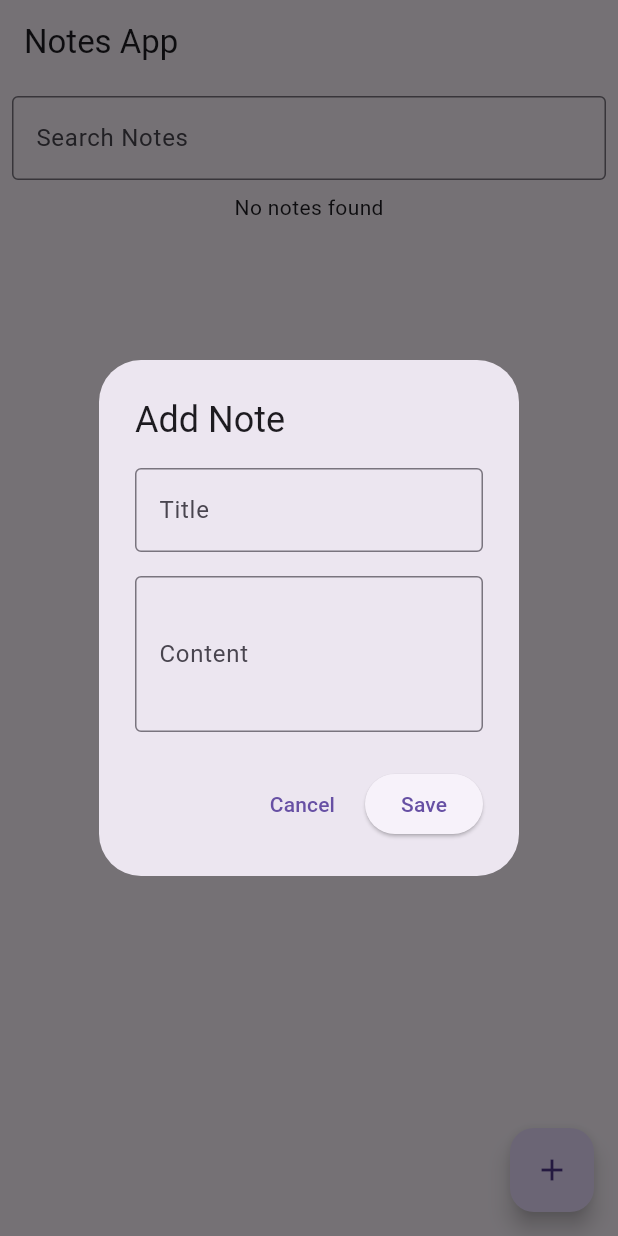
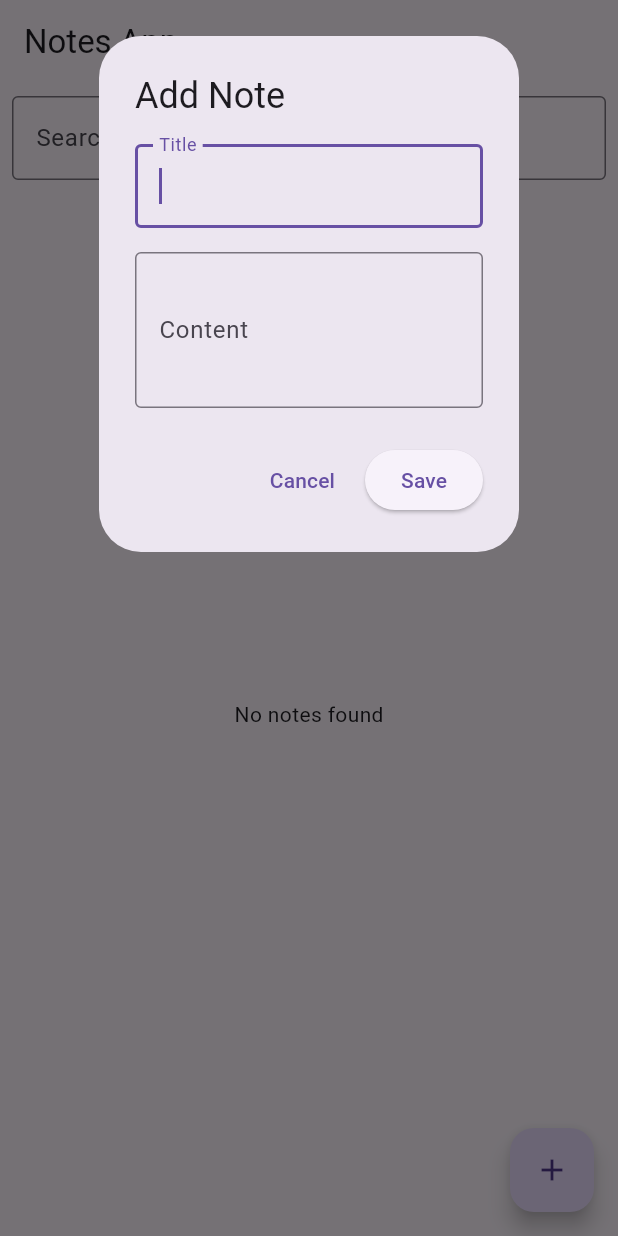
Before and after one commit to dhgcat010397/dhgc_notes_app, a Flutter app: the screen it shows after launch, after a tap on the "add" icon, on a phone screen of 412 x 824 dp. Run offline on Flutter 3.47's test engine with Material 3 defaults, Android fonts, the phone set to English and light mode, and no system bars; our stand-ins replace equatable, flutter_bloc, freezed_annotation, get_it, sqflite; accounts and stored records are empty; generated files the repository leaves out were written again.

Commit message:
customize input string when using textfield

```diff
--- /dev/null
+++ b/lib/src/core/helpers/string_helper.dart
@@ -0,0 +1,3 @@
+String cleanedQuery(String query) {
+  return query.trim().replaceAll(RegExp(r'\s+'), ' ');
+}
--- a/lib/src/features/home/presentation/views/add_or_update_note_popup.dart
+++ b/lib/src/features/home/presentation/views/add_or_update_note_popup.dart
@@ -1,4 +1,6 @@
+import 'package:dhgc_notes_app/src/core/utils/formatters/auto_capitalize_formatter.dart';
 import 'package:flutter/material.dart';
+import 'package:flutter/services.dart';
 
 class AddOrUpdateNotePopup extends StatefulWidget {
   const AddOrUpdateNotePopup({
@@ -34,6 +36,8 @@
       _titleController.text = widget.title ?? "";
       _contentController.text = widget.content ?? "";
     }
+
+    _titleFocusNode.requestFocus();
   }
 
   @override
@@ -48,7 +52,11 @@
 
   @override
   Widget build(BuildContext context) {
-    return AlertDialog(
+    return GestureDetector(
+      behavior: HitTestBehavior.opaque,
+      onTap: () => FocusScope.of(context).unfocus(),
+      child: SingleChildScrollView(
+        child: AlertDialog(
           title:
               widget.isUpdateMode
                   ? const Text('Update Note')
@@ -61,6 +69,13 @@
                 TextField(
                   controller: _titleController,
                   focusNode: _titleFocusNode,
+                  textCapitalization: TextCapitalization.sentences,
+                  inputFormatters: [
+                    AutoCapitalizeFormatter(),
+                    FilteringTextInputFormatter.deny(
+                      RegExp(r'\s\.'),
+                    ), // Prevents trailing spaces and dots
+                  ],
                   decoration: const InputDecoration(
                     labelText: 'Title',
                     border: OutlineInputBorder(),
@@ -102,6 +117,8 @@
               child: const Text('Save'),
             ),
           ],
+        ),
+      ),
     );
   }
 }
--- a/lib/src/features/home/presentation/views/home_page.dart
+++ b/lib/src/features/home/presentation/views/home_page.dart
@@ -1,9 +1,12 @@
+import 'package:flutter/material.dart';
+import 'package:flutter_bloc/flutter_bloc.dart';
+
 // import 'package:dhgc_notes_app/src/core/routes/app_routes.dart';
+import 'package:dhgc_notes_app/src/core/helpers/string_helper.dart' show cleanedQuery;
 import 'package:dhgc_notes_app/src/features/home/domain/entities/note_entity.dart';
 import 'package:dhgc_notes_app/src/features/home/presentation/bloc/note_bloc.dart';
 import 'package:dhgc_notes_app/src/features/home/presentation/views/add_or_update_note_popup.dart';
-import 'package:flutter/material.dart';
-import 'package:flutter_bloc/flutter_bloc.dart';
+import 'package:dhgc_notes_app/src/features/home/presentation/widgets/search_bar.dart';
 
 class HomePage extends StatefulWidget {
   const HomePage({super.key});
@@ -13,13 +16,21 @@
 }
 
 class _HomePageState extends State<HomePage> {
-  late String _searchQuery;
+  late ScrollController _scrollController;
+  String _searchQuery = "";
 
   @override
   void initState() {
     super.initState();
 
-    _searchQuery = "";
+    _scrollController = ScrollController();
+  }
+
+  @override
+  void dispose() {
+    _scrollController.dispose();
+
+    super.dispose();
   }
 
   @override
@@ -32,27 +43,28 @@
         },
         child: const Icon(Icons.add),
       ),
-      body: RefreshIndicator(
-        onRefresh: _onRefresh,
-        child: SingleChildScrollView(
-          child: Column(
+      body: Column(
         children: [
           // Search bar
           Padding(
             padding: const EdgeInsets.all(8.0),
-                child: TextField(
-                  decoration: InputDecoration(
-                    labelText: 'Search Notes',
-                    border: OutlineInputBorder(),
-                  ),
-                  onChanged: (value) {
-                    // Handle search logic
+            child: NoteAppSearchBar(
+              onSearch: (query) {
+                _searchQuery = cleanedQuery(query);
+                debugPrint('Search query: "$_searchQuery"');
+
+                context.read<NoteBloc>().add(
+                  NoteEvent.filterNotesByTitle(_searchQuery),
+                );
               },
             ),
           ),
 
           // Notes list
-              BlocBuilder<NoteBloc, NoteState>(
+          Expanded(
+            child: RefreshIndicator(
+              onRefresh: _onRefresh,
+              child: BlocBuilder<NoteBloc, NoteState>(
                 buildWhen: (previous, current) => previous != current,
                 builder: (context, state) {
                   return state.when(
@@ -65,8 +77,9 @@
                       return notesList.isEmpty
                           ? const Center(child: Text('No notes found'))
                           : ListView.builder(
+                            controller: _scrollController,
                             shrinkWrap: true,
-                            physics: const NeverScrollableScrollPhysics(),
+                            physics: const AlwaysScrollableScrollPhysics(),
                             itemCount: notesList.length,
                             itemBuilder: (context, index) {
                               final note = notesList[index];
@@ -98,9 +111,9 @@
                   );
                 },
               ),
-            ],
             ),
           ),
+        ],
       ),
     );
   }
--- /dev/null
+++ b/lib/src/features/home/presentation/widgets/search_bar.dart
@@ -0,0 +1,66 @@
+import 'dart:async';
+
+import 'package:flutter/material.dart';
+
+class NoteAppSearchBar extends StatefulWidget {
+  const NoteAppSearchBar({super.key, required this.onSearch});
+
+  final Function(String query)? onSearch;
+
+  @override
+  State<NoteAppSearchBar> createState() => _NoteAppSearchBarState();
+}
+
+class _NoteAppSearchBarState extends State<NoteAppSearchBar> {
+  late TextEditingController _searchController;
+  late FocusNode _searchFocusNode;
+  Timer? _debounce;
+  final int _debounceDuration = 1500; // milliseconds
+  String _searchQuery = "";
+
+  @override
+  void initState() {
+    super.initState();
+
+    _searchController = TextEditingController();
+    _searchFocusNode = FocusNode();
+  }
+
+  @override
+  void dispose() {
+    _debounce?.cancel();
+
+    _searchController.dispose();
+    _searchFocusNode.dispose();
+
+    super.dispose();
+  }
+
+  @override
+  Widget build(BuildContext context) {
+    return TextField(
+      decoration: const InputDecoration(
+        labelText: 'Search Notes by title',
+        border: OutlineInputBorder(),
+      ),
+      onChanged: (value) {
+        // Handle search logic
+        _onSearchChanged(value);
+      },
+    );
+  }
+
+  void _onSearchChanged(String query) {
+    if (_debounce?.isActive ?? false) _debounce?.cancel();
+
+    _debounce = Timer(Duration(milliseconds: _debounceDuration), () {
+      if (query.toLowerCase() == _searchQuery.toLowerCase()) {
+        debugPrint('No change in search query: "$query"');
+        return; // No change in query, do nothing
+      } else {
+        _searchQuery = query;
+        widget.onSearch?.call(_searchQuery);
+      }
+    });
+  }
+}
```
Also changed, not shown: lib/src/core/utils/formatters/auto_capitalize_formatter.dart (added, +38 -0 lines), lib/src/features/home/presentation/bloc/note_bloc.dart (+11 -7 lines). Lines whose indentation alone changed are shown as unchanged.
